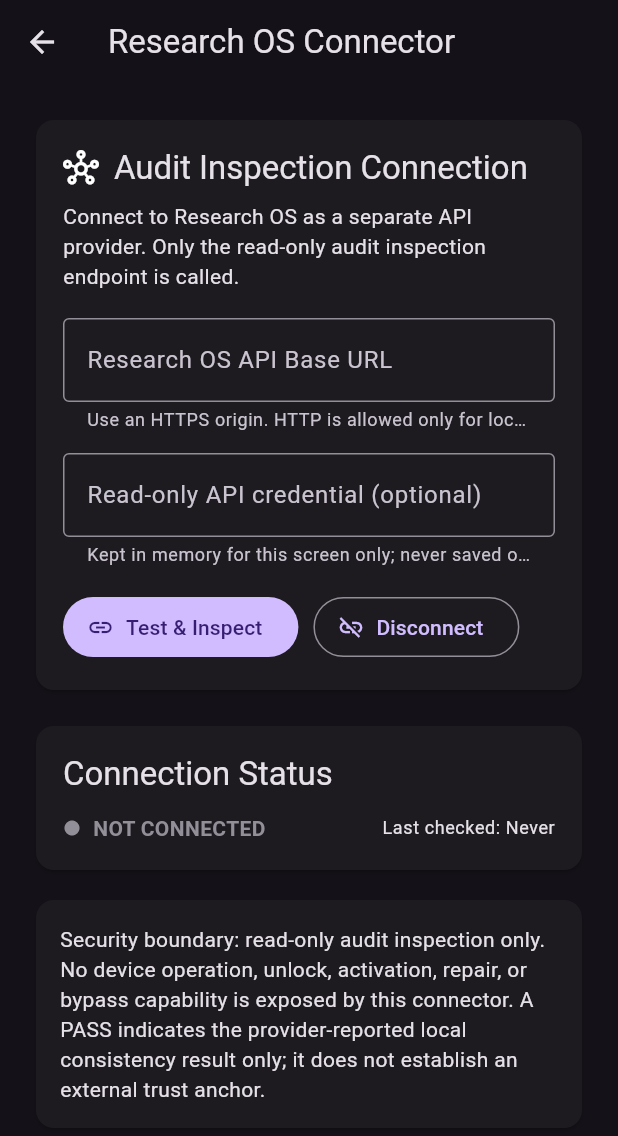
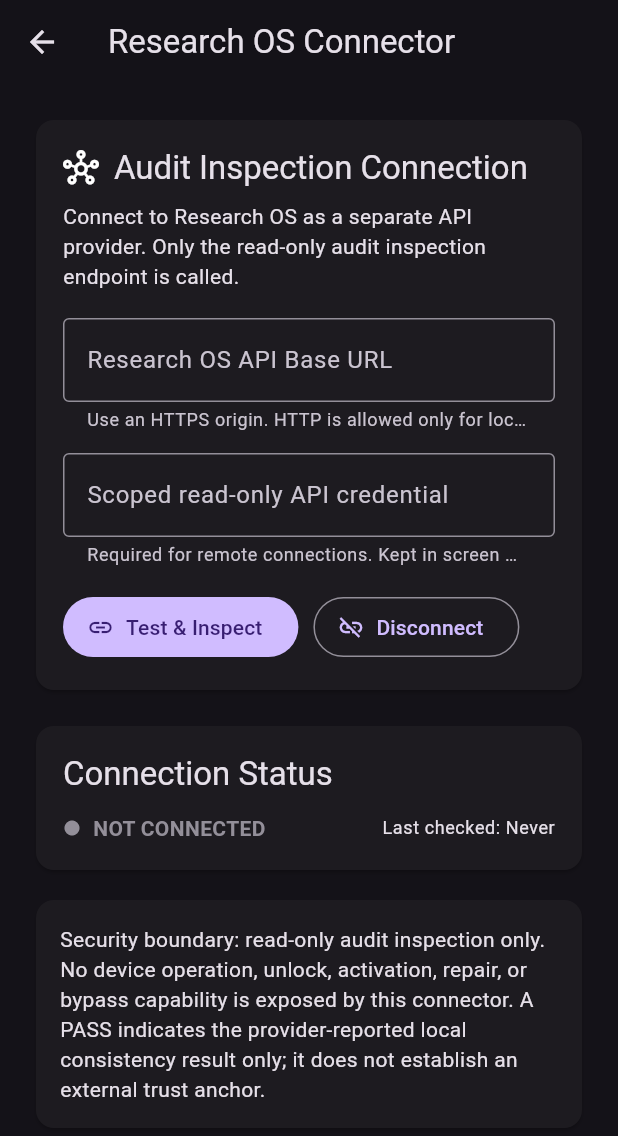
Before and after one commit to phakphum12345/Bypass-iOS-, a Flutter app: the ResearchOsConnectionPage screen opened by its route, on a phone screen of 412 x 824 dp. Shown: the top 1136 px of the screen. Run offline on Flutter 3.47's test engine with Material 3 defaults, Android fonts, the phone set to English and light mode, and no system bars.

Commit message:
fix(phase-24): clarify scoped connector credential

```diff
--- a/flutter_app/lib/features/integrations/research_os/research_os_connection_page.dart
+++ b/flutter_app/lib/features/integrations/research_os/research_os_connection_page.dart
@@ -103,7 +103,12 @@ class _ResearchOsConnectionPageState extends State<ResearchOsConnectionPage> {
   String _formatLastChecked() {
     final value = _lastChecked;
     if (value == null) return 'Never';
-    return value.toLocal().toIso8601String().replaceFirst('T', ' ').split('.').first;
+    return value
+        .toLocal()
+        .toIso8601String()
+        .replaceFirst('T', ' ')
+        .split('.')
+        .first;
   }
 
   @override
@@ -161,9 +166,9 @@ class _ResearchOsConnectionPageState extends State<ResearchOsConnectionPage> {
                     autocorrect: false,
                     enableSuggestions: false,
                     decoration: const InputDecoration(
-                      labelText: 'Read-only API credential (optional)',
+                      labelText: 'Scoped read-only API credential',
                       helperText:
-                          'Kept in memory for this screen only; never saved or placed in the URL.',
+                          'Required for remote connections. Kept in screen memory only; never saved or placed in the URL.',
                       border: OutlineInputBorder(),
                     ),
                   ),
```
